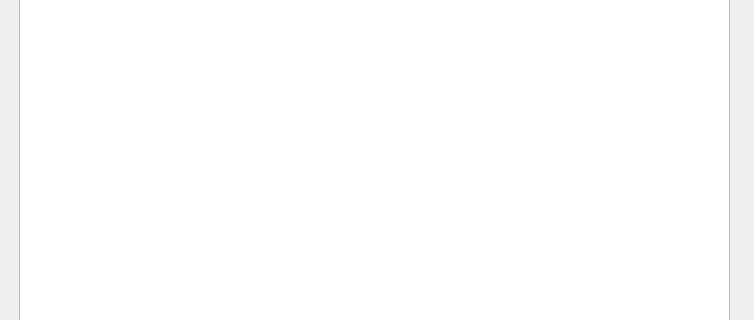
Old version of the form SimulationPlayground.ui in the repository LiquidityProtocol/AMM-Simulator; both pictures show x 0 to 754 and y 106 to 426 of the 754 by 541 pixel window.
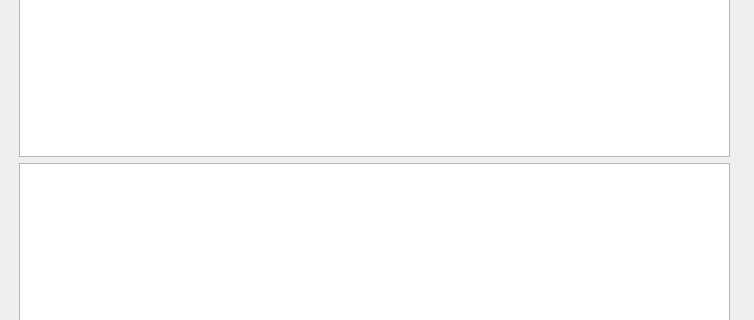
New version of the form.

What changed in the file:
```diff
--- a/SimulationPlayground.ui
+++ b/SimulationPlayground.ui
@@ -33,6 +33,9 @@
     <item>
      <widget class="QListWidget" name="listWidget"/>
     </item>
+    <item>
+     <widget class="QListWidget" name="listWidget2"/>
+    </item>
     <item>
      <widget class="QPushButton" name="pushButton">
       <property name="text">
```
